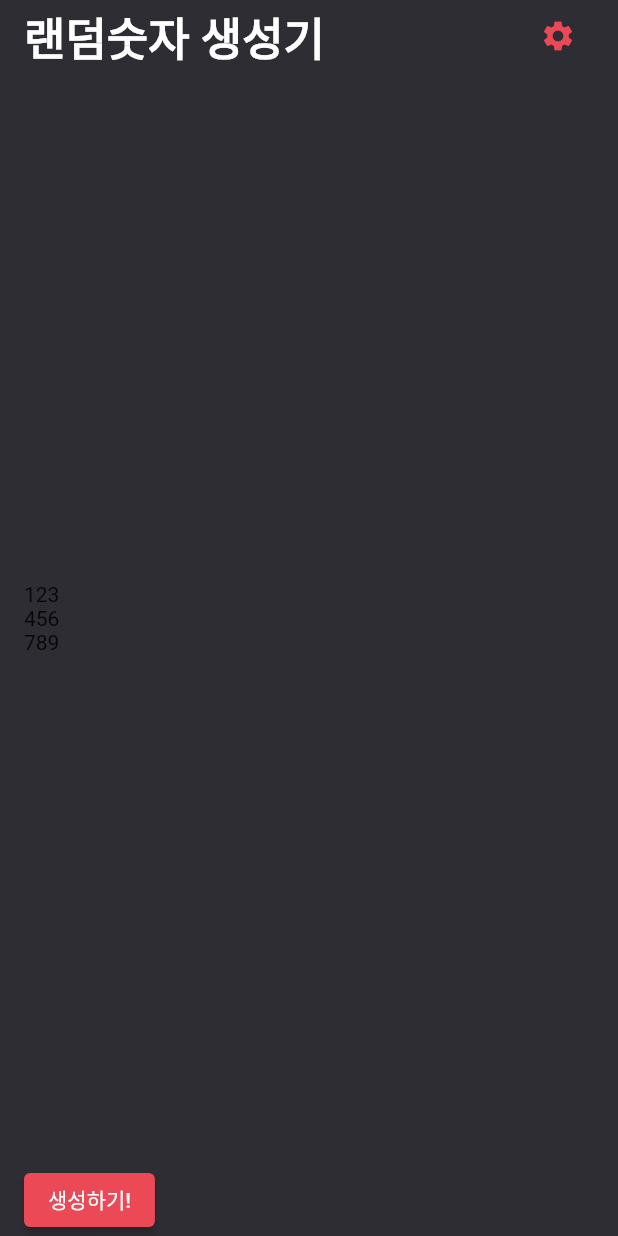
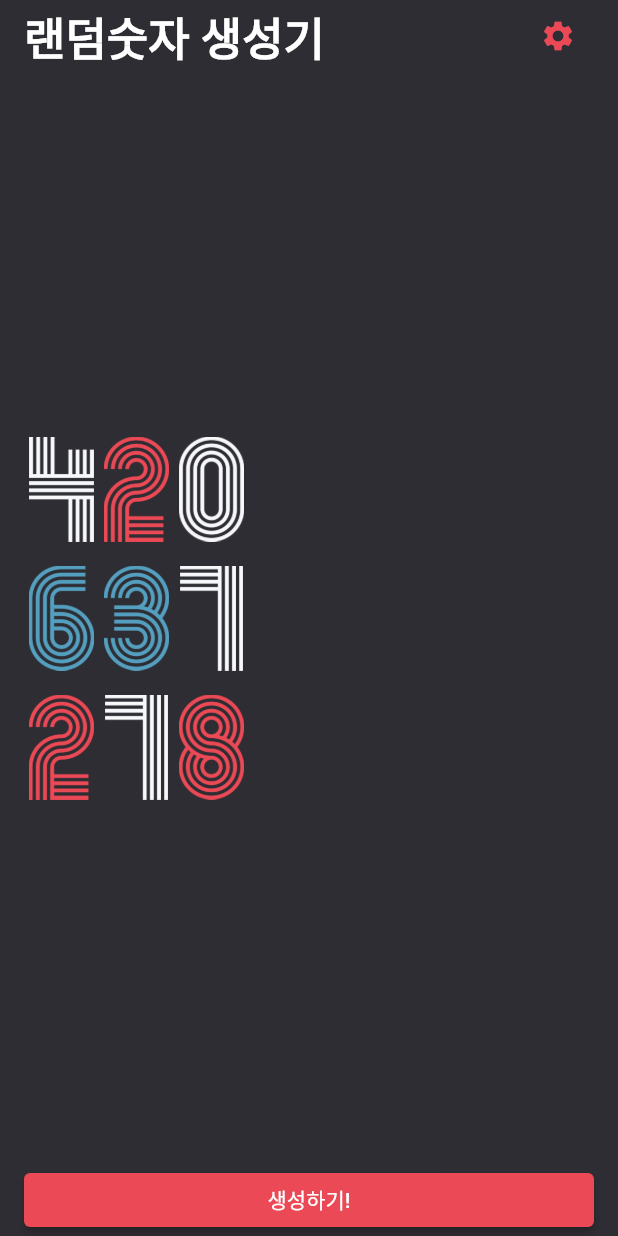
Before and after one commit to tjdans345/random_ranom_project, a Flutter app: the screen it shows after launch, after a tap on "생성하기!", on a phone screen of 412 x 824 dp. Run offline on Flutter 3.47's test engine with Material 2 defaults, Android fonts, the phone set to English and light mode, and no system bars.

Commit message:
20230110 Meteor : [Code] HomeScreen 제작 완료 , CodeRefactoring 완료

```diff
--- a/lib/main.dart
+++ b/lib/main.dart
@@ -1,5 +1,5 @@
 import 'package:flutter/material.dart';
-import 'package:random_number/screen/HomeScreen.dart';
+import 'package:random_number/screen/home_screen.dart';
 
 void main() {
 
--- a/lib/practice/map_pratice.dart
+++ b/lib/practice/map_pratice.dart
@@ -2,4 +2,45 @@
 
 void main() {
 
+  final number = 123;
+
+  // functional Programming
+  final convertJpg = number.toString().split("").map((e) => "$e.jpg");
+
+  // print(convertJpg);
+
+  final numbers = [
+    123,
+    456,
+    789,
+    888
+  ];
+
+  final numbers2 = [
+    123456789
+  ];
+
+  var list = numbers.map((e) => e.toString().split("").map((e) => "$e.jpg")).toList();
+  var list2 = numbers2.map((e) => e.toString().split("").map((e) => "$e.jpg")).toList();
+
+  // print(list);
+  // print(list2);
+
+  numbers.asMap().entries.map((e) => sayHello(e.toString()));
+
+  // 마지막 Value 값
+  print(numbers.last);
+
+  // 789 일 때 즉 -> 마지막 값과 똑같을 때의 조건을 판별
+
+  bool isTrue = false;
+
+  numbers.asMap().entries.map((e) => print( "e.value : ${e.value} numbers.last : ${numbers.last} ${e.value == numbers.last}") ).toList();
+
+  // print(isTrue);
+
 }
+
+void sayHello(String value) {
+  print(value);
+}
--- a/lib/screen/HomeScreen.dart
+++ /dev/null
@@ -1,75 +0,0 @@
-import 'package:flutter/material.dart';
-import 'package:random_number/constant/color.dart';
-
-class HomeScreen extends StatefulWidget {
-  const HomeScreen({Key? key}) : super(key: key);
-
-  @override
-  State<HomeScreen> createState() => _HomeScreenState();
-}
-
-class _HomeScreenState extends State<HomeScreen> {
-  @override
-  Widget build(BuildContext context) {
-    return Scaffold(
-      backgroundColor: primaryColor,
-      body: SafeArea(
-        child: Padding(
-          padding: const EdgeInsets.symmetric(
-            horizontal: 16.0
-          ),
-          child: Column(
-            crossAxisAlignment: CrossAxisAlignment.start,
-            children: [
-
-              Row(
-                mainAxisAlignment: MainAxisAlignment.spaceBetween,
-                children: [
-                  const Text("랜덤숫자 생성기", style: TextStyle(
-                    color: Colors.white,
-                    fontSize: 30.0,
-                    fontWeight: FontWeight.w700
-                  ),),
-                  IconButton(
-                      onPressed: (){},
-                      // const 를 사용하면 위젯 인스턴스를 처음 한 번 생성하고
-                      // 그 이후에 빌드가 일어나도 처음 만들어졌던 위젯을 사용한다.
-                      icon: const Icon(
-                        Icons.settings,
-                        color: redColor,
-                      ))
-                ],
-              ),
-
-              Expanded(
-                child: Column(
-                  mainAxisAlignment: MainAxisAlignment.center,
-                  children: const [
-                    Text("123"),
-                    Text("456"),
-                    Text("789"),
-                  ],
-                ),
-              ),
-
-              // SizedBox 를 사용하는 이유는 ?
-              // 뉘앙스의 차이 ~ Container 의 용도는 매우 다양하기 때문에
-              // 더 직관적으로 목적을 알 수 있는 SizedBox 를 사용하는 것도 좋다/
-              SizedBox(
-                // 전체 사이즈를 넣고 싶으면 무한대 값을 넣어줘도 된다.
-                // 무한대 값을 넣어줘도 화면을 벗어나지는 않는다.
-                child: ElevatedButton(
-                  style: ElevatedButton.styleFrom(
-                    primary: redColor,
-                  ),
-                    onPressed: (){},
-                    child: const Text("생성하기!")
-                ),
-              )
-            ],
-          ),
-        ),
-      ),
-    );
-  }
-}
--- /dev/null
+++ b/lib/screen/home_screen.dart
@@ -0,0 +1,132 @@
+import 'dart:math';
+
+import 'package:flutter/material.dart';
+import 'package:random_number/constant/color.dart';
+
+class HomeScreen extends StatefulWidget {
+  const HomeScreen({Key? key}) : super(key: key);
+
+  @override
+  State<HomeScreen> createState() => _HomeScreenState();
+}
+
+class _HomeScreenState extends State<HomeScreen> {
+  List<int> randomNumbers = [123,456,789];
+
+  @override
+  Widget build(BuildContext context) {
+    return Scaffold(
+      backgroundColor: primaryColor,
+      body: SafeArea(
+        child: Padding(
+          padding: const EdgeInsets.symmetric(horizontal: 16.0),
+          child: Column(
+            crossAxisAlignment: CrossAxisAlignment.start,
+            children: [
+              const _Header(),
+              _Body(randomNumbers: randomNumbers,),
+              _Footer(buttonPressed: onRandomNumberGenerate)
+            ],
+          ),
+        ),
+      ),
+    );
+  }
+
+  /// 랜덤 난수 생성 함수
+  void onRandomNumberGenerate() {
+    final rand = Random();
+    final Set<int> newNumbers = {};
+    while(newNumbers.length != 3) {
+      newNumbers.add(rand.nextInt(1000));
+    }
+    setState(() {
+      randomNumbers = newNumbers.toList();
+    });
+  }
+}
+
+class _Header extends StatelessWidget {
+  const _Header({Key? key}) : super(key: key);
+
+  @override
+  Widget build(BuildContext context) {
+    return Row(
+      mainAxisAlignment: MainAxisAlignment.spaceBetween,
+      children: [
+        const Text(
+          "랜덤숫자 생성기",
+          style: TextStyle(
+              color: Colors.white,
+              fontSize: 30.0,
+              fontWeight: FontWeight.w700),
+        ),
+        IconButton(
+            onPressed: () {},
+            // const 를 사용하면 위젯 인스턴스를 처음 한 번 생성하고
+            // 그 이후에 빌드가 일어나도 처음 만들어졌던 위젯을 사용한다.
+            icon: const Icon(
+              Icons.settings,
+              color: redColor,
+            ))
+      ],
+    );
+  }
+}
+
+class _Body extends StatelessWidget {
+  final List<int> randomNumbers;
+
+  const _Body({required this.randomNumbers, Key? key}) : super(key: key);
+
+  @override
+  Widget build(BuildContext context) {
+    return Expanded(
+      child: Column(
+          mainAxisAlignment: MainAxisAlignment.center,
+          children: randomNumbers
+              .asMap()
+              .entries // key, value 값을 들고 올 수 있게 해준다.
+              .map((element) => Padding(
+            padding: EdgeInsets.only(bottom: element.value == randomNumbers.last ? 0 : 16.0 ),
+            child: Row(
+              children: element.value
+                  .toString()
+                  .split("")
+                  .map((number) => Image.asset(
+                "asset/img/$number.png",
+                width: 50.0,
+                height: 70.0,
+              ))
+                  .toList(),
+            ),
+          ))
+              .toList()),
+    );
+  }
+}
+
+class _Footer extends StatelessWidget {
+
+  final VoidCallback buttonPressed;
+
+  const _Footer({required this.buttonPressed, Key? key}) : super(key: key);
+
+  @override
+  Widget build(BuildContext context) {
+    return // SizedBox 를 사용하는 이유는 ?
+      // 뉘앙스의 차이 ~ Container 의 용도는 매우 다양하기 때문에
+      // 더 직관적으로 목적을 알 수 있는 SizedBox 를 사용하는 것도 좋다/
+      SizedBox(
+        width: double.infinity,
+        // 전체 사이즈를 넣고 싶으면 무한대 값을 넣어줘도 된다.
+        // 무한대 값을 넣어줘도 화면을 벗어나지는 않는다.
+        child: ElevatedButton(
+            style: ElevatedButton.styleFrom(
+              primary: redColor,
+            ),
+            onPressed: buttonPressed,
+            child: const Text("생성하기!")),
+      );
+  }
+}
```
Also changed, not shown: lib/screen/setting_screen.dart (added).
